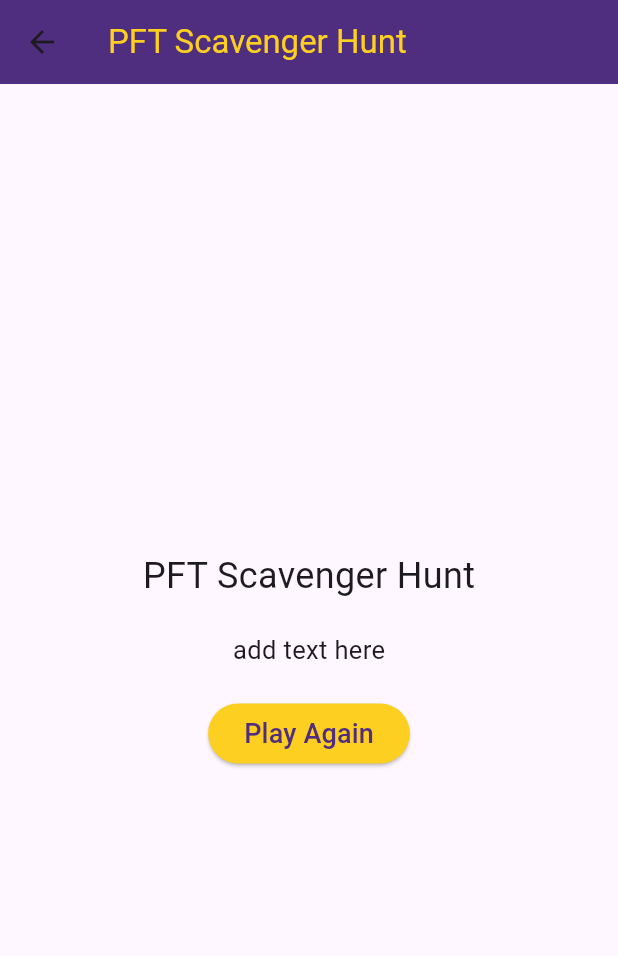
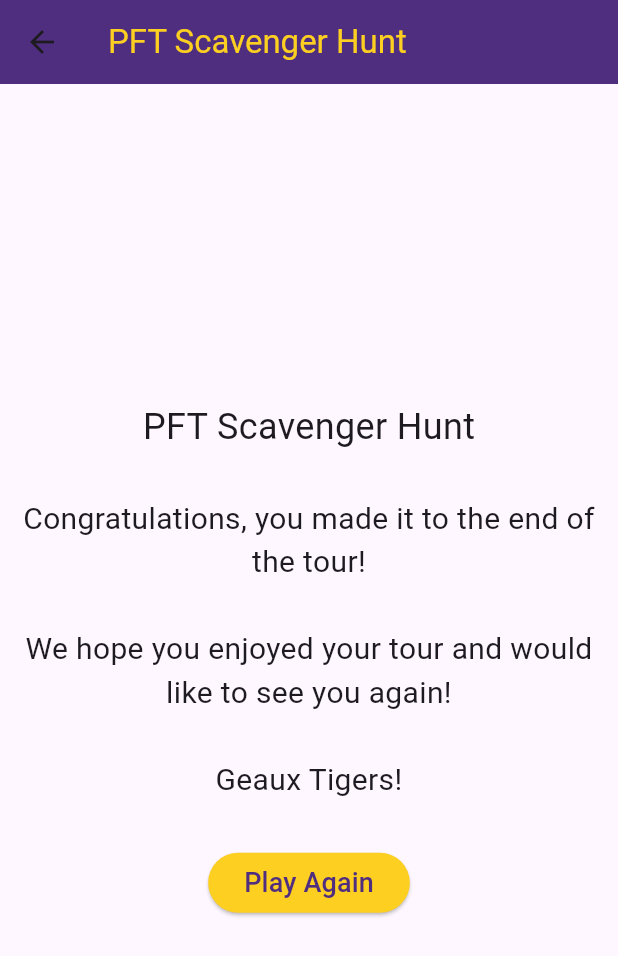
Before and after one commit to gnamlsu/flutter_application_16, a Flutter app: the EndScreen screen opened by its route, on a phone screen of 412 x 824 dp. Shown: the top 956 px of the screen. Run offline on Flutter 3.47's test engine with Material 3 defaults, Android fonts, the phone set to English and light mode, and no system bars; our stand-ins replace google_fonts.

Commit message:
Added end screen message

```diff
--- a/lib/main.dart
+++ b/lib/main.dart
@@ -235,7 +235,15 @@ class EndScreen extends StatelessWidget {
           children: [
             Text("PFT Scavenger Hunt", style: TextStyle(fontSize: 24)),
             SizedBox(height: 20),
-            Text("add text here", style: TextStyle(fontSize: 17)),
+            Container(
+              width: 550,
+              child: Padding(
+                padding: EdgeInsets.all(10),
+                child: Text("Congratulations, you made it to the end of the tour!\n\nWe hope you enjoyed your tour and would like to see you again!\n\nGeaux Tigers!",
+                style: TextStyle(fontSize: 20),
+                textAlign: TextAlign.center),
+              ),
+            ),
             SizedBox(height: 20),
             ElevatedButton(
               onPressed: () {
```
